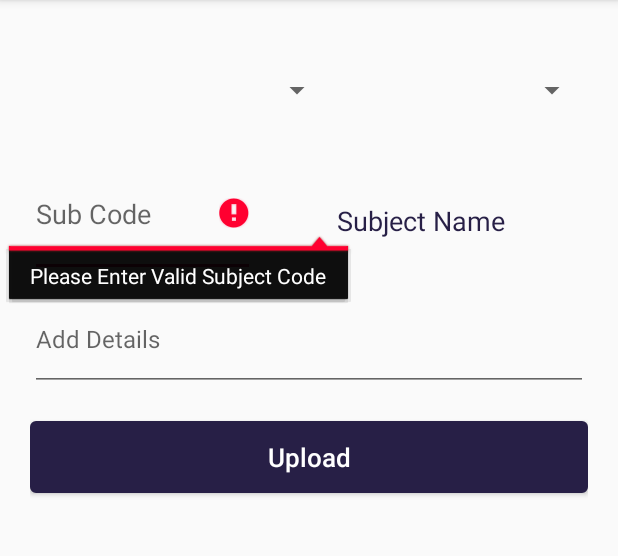
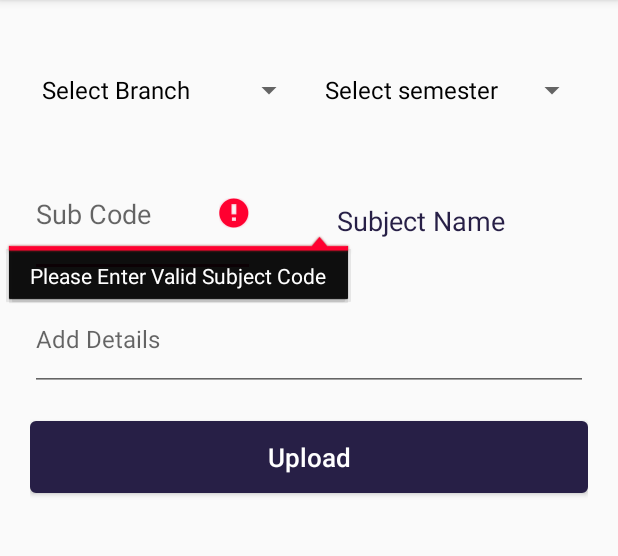
Before and after one commit to a4fsproject/a4fsandroidapp, an Android app: the Add_WorkReport screen opened directly, with no data from a screen before it, after a tap on "Upload", on a phone screen of 412 x 824 dp, the part 84-640 px from its top. Run offline under Robolectric (Android 15) with nearby library versions, the phone set to English and light mode, and no system bars; our stand-ins replace Volley.

Commit message:
work report java file

```diff
--- a/app/src/main/java/com/example/myapplication/Add_WorkReport.java
+++ b/app/src/main/java/com/example/myapplication/Add_WorkReport.java
@@ -5,6 +5,7 @@ import androidx.appcompat.app.AppCompatActivity;
 import android.content.Intent;
 import android.os.Bundle;
 import android.view.View;
+import android.widget.ArrayAdapter;
 import android.widget.Button;
 import android.widget.EditText;
 import android.widget.Spinner;
@@ -18,6 +19,9 @@ import com.example.myapplication.utils.Webservice_Volley;
 
 import org.json.JSONObject;
 
+import java.text.SimpleDateFormat;
+import java.util.ArrayList;
+import java.util.Date;
 import java.util.HashMap;
 
 public class Add_WorkReport extends AppCompatActivity implements DataInterface {
@@ -30,6 +34,9 @@ public class Add_WorkReport extends AppCompatActivity implements DataInterface {
     Button btn_upload;
 
     Webservice_Volley volley;
+
+    ArrayList<String> branchList = new ArrayList<>();
+    ArrayList<String> semList = new ArrayList<>();
 
     @Override
     protected void onCreate(Bundle savedInstanceState) {
@@ -44,17 +51,44 @@ public class Add_WorkReport extends AppCompatActivity implements DataInterface {
 
         volley = new Webservice_Volley(this,this);
 
+
+        branchList.add("Select Branch");
+        branchList.add("Computer Engg.");
+        branchList.add("Mechanical Engg.");
+
+
+        semList.add("Select semester");
+        semList.add("1st");
+        semList.add("2nd");
+        semList.add("3rd");
+
+        ArrayAdapter<String> da = new ArrayAdapter<>(Add_WorkReport.this,android.R.layout.simple_spinner_dropdown_item,branchList);
+        spbranch.setAdapter(da);
+
+        ArrayAdapter<String> da1 = new ArrayAdapter<>(Add_WorkReport.this,android.R.layout.simple_spinner_dropdown_item,semList);
+        spsemester.setAdapter(da1);
+
         btn_upload.setOnClickListener(new View.OnClickListener() {
             @Override
             public void onClick(View view) {
 
-                if (!Commonfunction.checkEnrollno(edt_sub_code.getText().toString())) {
+                if (!Commonfunction.checkString(edt_sub_code.getText().toString())) {
                     edt_sub_code.setError("Please Enter Valid Subject Code");
                     return;
                 }
 
-                if (!Commonfunction.checkPassword(edt_comments.getText().toString())) {
+                if (!Commonfunction.checkString(edt_comments.getText().toString())) {
                     edt_comments.setError("Please Enter Proper Details");
+                    return;
+                }
+
+                if (spbranch.getSelectedItemPosition() <= 0) {
+                    Toast.makeText(Add_WorkReport.this, "Please Select Branch !!", Toast.LENGTH_LONG).show();
+                    return;
+                }
+
+                if (spsemester.getSelectedItemPosition() <= 0) {
+                    Toast.makeText(Add_WorkReport.this, "Please Select Semester !!", Toast.LENGTH_LONG).show();
                     return;
                 }
 
@@ -62,8 +96,11 @@ public class Add_WorkReport extends AppCompatActivity implements DataInterface {
                 HashMap<String,String> params = new HashMap<>();
                 params.put("sub_code",edt_sub_code.getText().toString());
                 params.put("w_details",edt_comments.getText().toString());
-                params.put("w_date","");
-                params.put("u_id","");
+                params.put("w_date",new SimpleDateFormat("yyyy-MM-dd").format(new Date()));
+                params.put("u_id","3");
+                params.put("s_branch",spbranch.getSelectedItem().toString());
+                params.put("s_semester",spsemester.getSelectedItem().toString());
+                params.put("sub_name","sub name");
 
                 volley.CallVolley(url,params,"add_work_report");
             }
--- a/app/src/main/java/com/example/myapplication/Feedback.java
+++ b/app/src/main/java/com/example/myapplication/Feedback.java
@@ -45,7 +45,7 @@ public class Feedback extends AppCompatActivity implements DataInterface {
             @Override
             public void onClick(View view) {
 
-                if (!Commonfunction.checkEnrollno(edt_comments.getText().toString())) {
+                if (!Commonfunction.checkString(edt_comments.getText().toString())) {
                     edt_comments.setError("Please Give Your Comments.");
                     return;
                 }
--- a/app/src/main/java/com/example/myapplication/User_Selection.java
+++ b/app/src/main/java/com/example/myapplication/User_Selection.java
@@ -21,7 +21,7 @@ public class User_Selection extends AppCompatActivity {
         student.setOnClickListener(new View.OnClickListener() {
             @Override
             public void onClick(View view) {
-                Intent i=new Intent(User_Selection.this, Student_Login.class);
+                Intent i=new Intent(User_Selection.this, Feedback.class);
                 startActivity(i);
             }
         });
@@ -29,7 +29,7 @@ public class User_Selection extends AppCompatActivity {
         users.setOnClickListener(new View.OnClickListener() {
             @Override
             public void onClick(View view) {
-                Intent i=new Intent(User_Selection.this, User_login.class);
+                Intent i=new Intent(User_Selection.this, Add_WorkReport.class);
                 startActivity(i);
             }
         });
--- a/app/src/main/res/layout/activity_add__work_report.xml
+++ b/app/src/main/res/layout/activity_add__work_report.xml
@@ -21,7 +21,7 @@
 
             <Spinner
                 android:id="@+id/spbranch"
-                android:layout_width="wrap_content"
+                android:layout_width="0dp"
                 android:layout_weight="1"
                 android:layout_height="60dp"
                 android:layout_marginTop="10dp"/>
@@ -32,7 +32,7 @@
                 android:layout_weight="1"
                 android:layout_height="60dp"
                 android:layout_marginTop="10dp"
-                android:layout_marginLeft="16dp"/>
+                android:layout_marginLeft="5dp"/>
 
         </LinearLayout>
 
```
